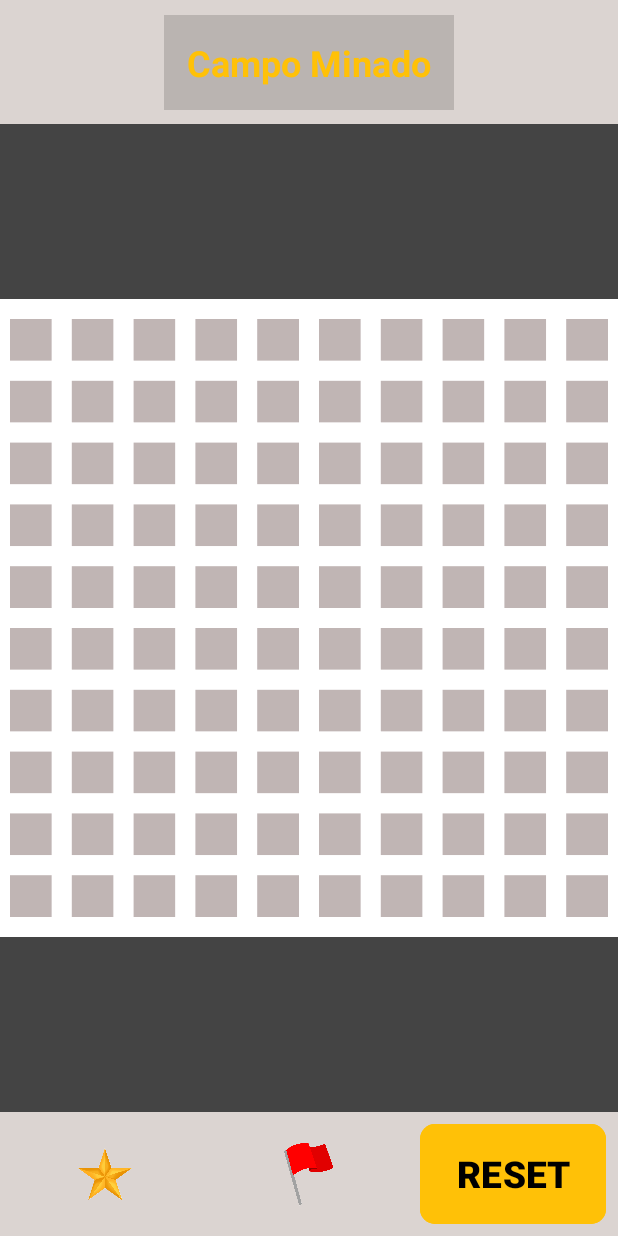
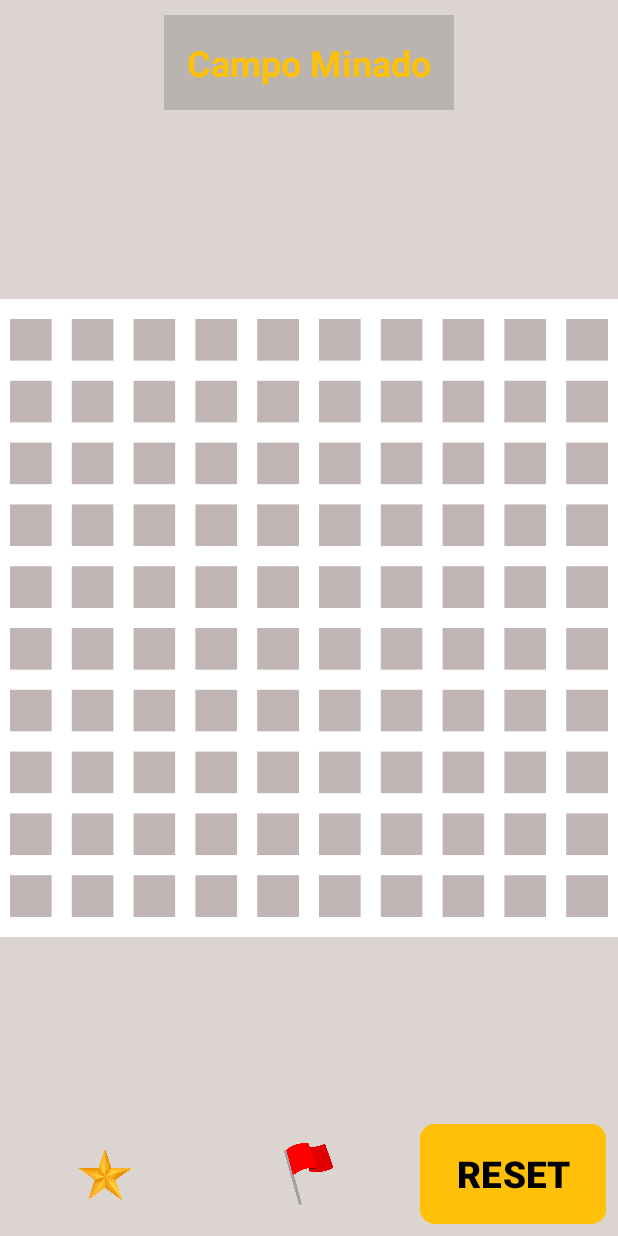
Before and after one commit to Akilis16/campo-minado-mobile, an Android app: the screen it shows after launch (MainActivity), on a phone screen of 412 x 824 dp. Run offline under Robolectric (Android 15) with nearby library versions, the phone set to English and light mode, and no system bars.

Commit message:
Define unique color for background

```diff
--- a/app/src/main/java/com/example/campominado/BoardView.java
+++ b/app/src/main/java/com/example/campominado/BoardView.java
@@ -114,7 +114,8 @@ public class BoardView extends View {
     protected void onDraw(@NonNull Canvas canvas) {
         super.onDraw(canvas);
 
-        canvas.drawColor(Color.DKGRAY);
+//        canvas.drawColor(Color.DKGRAY);
+        canvas.drawColor(Color.parseColor("#DBD4D1"));
         for(int row = 0; row < CampoMinado.totalRow(); row++){
             for(int col = 0; col < CampoMinado.totalColumn(); col++){
                 Cell cell = this.campoMinado.getCellByCoords(row, col);
```
